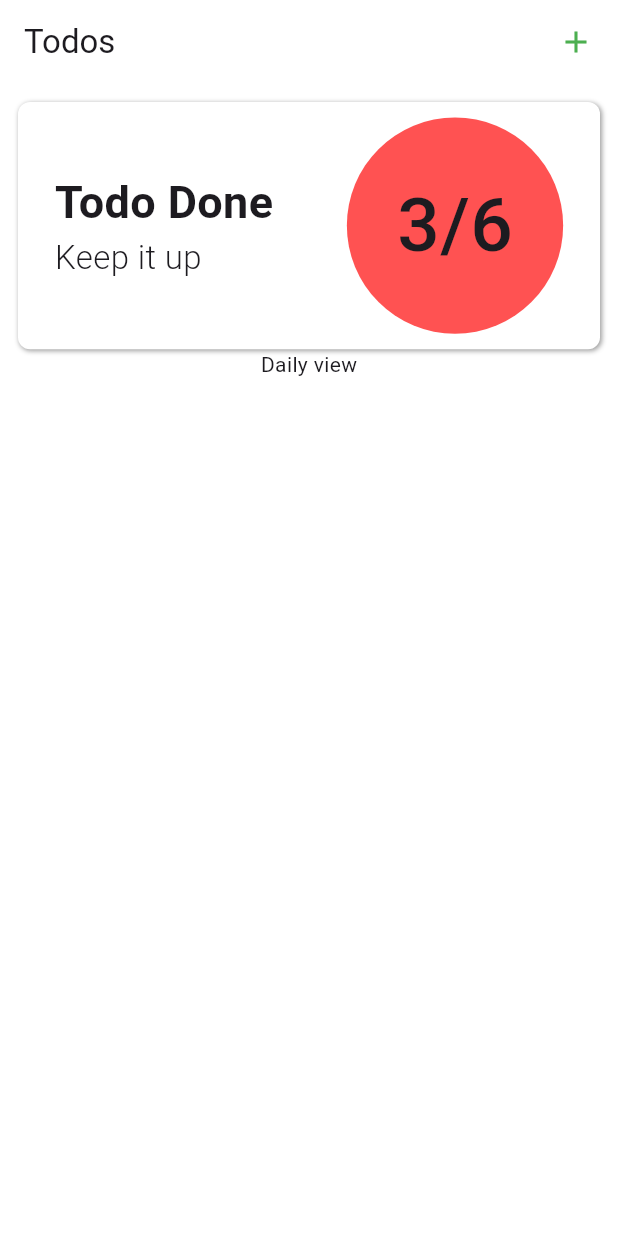
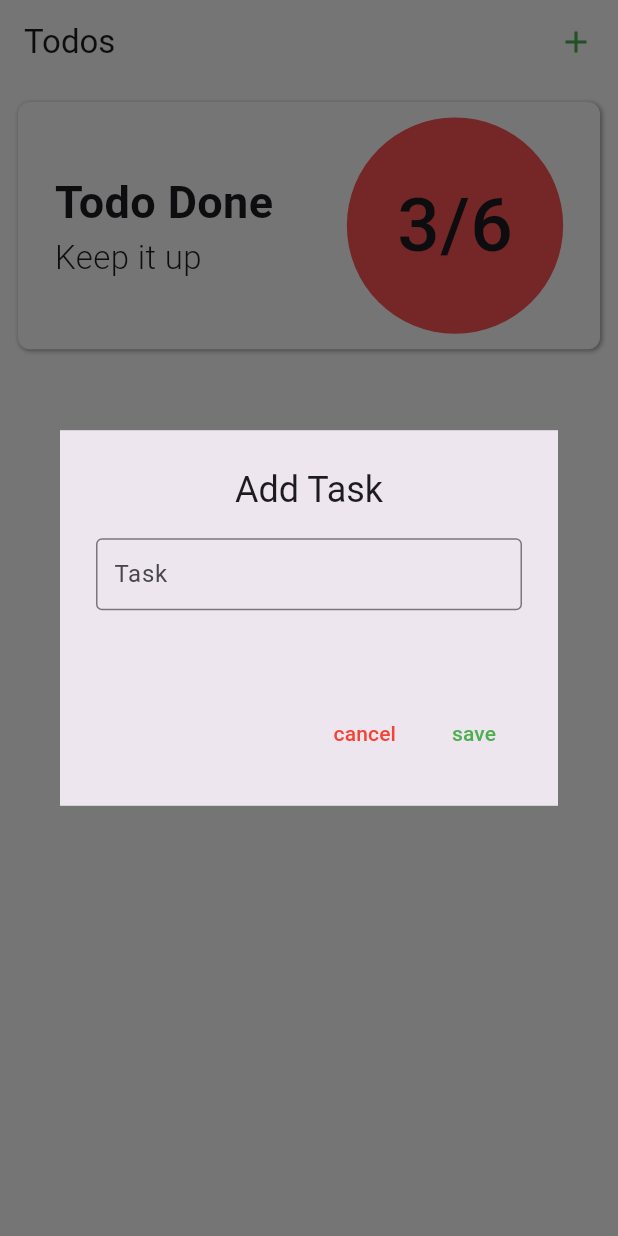
Before and after one commit to MR-Square/Task-Manager, a Flutter app: the DailyView screen opened directly, after a tap on the "add" icon, on a phone screen of 412 x 824 dp. Run offline on Flutter 3.47's test engine with Material 3 defaults, Android fonts, the phone set to English and light mode, and no system bars; our stand-ins replace get.

Commit message:
working on daily task

```diff
--- /dev/null
+++ b/lib/models/task_model.dart
@@ -0,0 +1,31 @@
+class TaskModel {
+  const TaskModel({
+    this.id,
+    this.task,
+    this.isCompleted,
+    this.isDeleted,
+  });
+
+  final int? id;
+  final String? task;
+  final bool? isCompleted;
+  final bool? isDeleted;
+
+  factory TaskModel.fromJson(Map<String, dynamic> json) {
+    return TaskModel(
+      id: int.tryParse(json['id']),
+      task: json['task'],
+      isCompleted: bool.tryParse(json['isCompleted']),
+      isDeleted: bool.tryParse(json['isDeleted']),
+    );
+  }
+
+  Map<String, dynamic> toJson() {
+    return {
+      'id': id,
+      'task': task,
+      'isCompleted': isCompleted,
+      'isDeleted': isDeleted,
+    };
+  }
+}
--- /dev/null
+++ b/lib/view_models/controllers/daily/daily_view_model.dart
@@ -0,0 +1,71 @@
+import 'package:flutter/material.dart';
+import 'package:get/get.dart';
+import 'package:task_manager/models/task_model.dart';
+import 'package:task_manager/res/components/inputs/simple_inputfield_widget.dart';
+
+class DailyViewModel extends GetxController {
+  // ====================== CONTROLLER ======================
+  final addTaskController = TextEditingController();
+
+  // ====================== LISTS ======================
+  RxList dailyTaskList = <TaskModel>[].obs;
+
+  // ====================== METHODS ======================
+  // Method to add task
+  addDailyTask(BuildContext context) {
+    /**
+     ISME DIALOG BOX ADD KARNA HAI.
+     DIALOG BOX ME 3 CHIZE HO GI: INPUT FIELD, CANCEL AND ADD BUTTON
+    */
+    showDialog(
+      context: context,
+      barrierDismissible: false,
+      builder: (context) {
+        return AlertDialog(
+          title: const Center(child: Text('Add Task')),
+          shape: const LinearBorder(),
+          content: SimpleInputfieldWidget(
+            controller: addTaskController,
+            labelText: 'Task',
+          ),
+          // contentPadding: const EdgeInsets.all(4),
+          actions: [
+            TextButton(
+              onPressed: () {
+                addTaskController.clear();
+                Get.back();
+              },
+              child: const Text(
+                'cancel',
+                style: TextStyle(
+                  color: Colors.red,
+                ),
+              ),
+            ),
+            TextButton(
+              onPressed: () {
+                dailyTaskList.insert(
+                  0,
+                  TaskModel(
+                    id: dailyTaskList.length,
+                    task: addTaskController.text,
+                    isCompleted: false,
+                    isDeleted: false,
+                  ),
+                );
+                addTaskController.clear();
+                Get.back();
+              },
+              child: const Text(
+                'save',
+                style: TextStyle(
+                  color: Colors.green,
+                ),
+              ),
+            ),
+          ],
+        );
+      },
+    );
+  }
+}
--- a/lib/views/daily/daily_view.dart
+++ b/lib/views/daily/daily_view.dart
@@ -1,10 +1,19 @@
 import 'package:flutter/material.dart';
+import 'package:get/get.dart';
+import 'package:task_manager/models/task_model.dart';
 import 'package:task_manager/utils/utils.dart';
+import 'package:task_manager/view_models/controllers/daily/daily_view_model.dart';
 import 'package:task_manager/views/daily/dashboard_card_widget.dart';
 
-class DailyView extends StatelessWidget {
+class DailyView extends StatefulWidget {
   const DailyView({super.key});
 
+  @override
+  State<DailyView> createState() => _DailyViewState();
+}
+
+class _DailyViewState extends State<DailyView> {
+  final _vm = Get.put(DailyViewModel());
   @override
   Widget build(BuildContext context) {
     return Scaffold(
@@ -15,7 +24,7 @@ class DailyView extends StatelessWidget {
           Padding(
             padding: const EdgeInsets.symmetric(horizontal: 4.0),
             child: IconButton(
-              onPressed: () {},
+              onPressed: () => _vm.addDailyTask(context),
               icon: const Icon(
                 Icons.add,
                 color: Colors.green,
@@ -30,8 +39,23 @@ class DailyView extends StatelessWidget {
           children: [
             Utils.horizontalSpace(100),
             const DashboardCardWidget(),
-            const Center(
-              child: Text('Daily view'),
+            Utils.verticalSpace(),
+            Expanded(
+              child: Obx(
+                () => ListView.builder(
+                  itemCount: _vm.dailyTaskList.length,
+                  itemBuilder: (context, index) {
+                    TaskModel task = _vm.dailyTaskList[index];
+                    return Card(
+                      child: ListTile(
+                        title: Text(task.task.toString()),
+                        trailing: Checkbox(
+                            value: task.isCompleted, onChanged: (val) {}),
+                      ),
+                    );
+                  },
+                ),
+              ),
             ),
           ],
         ),
```
